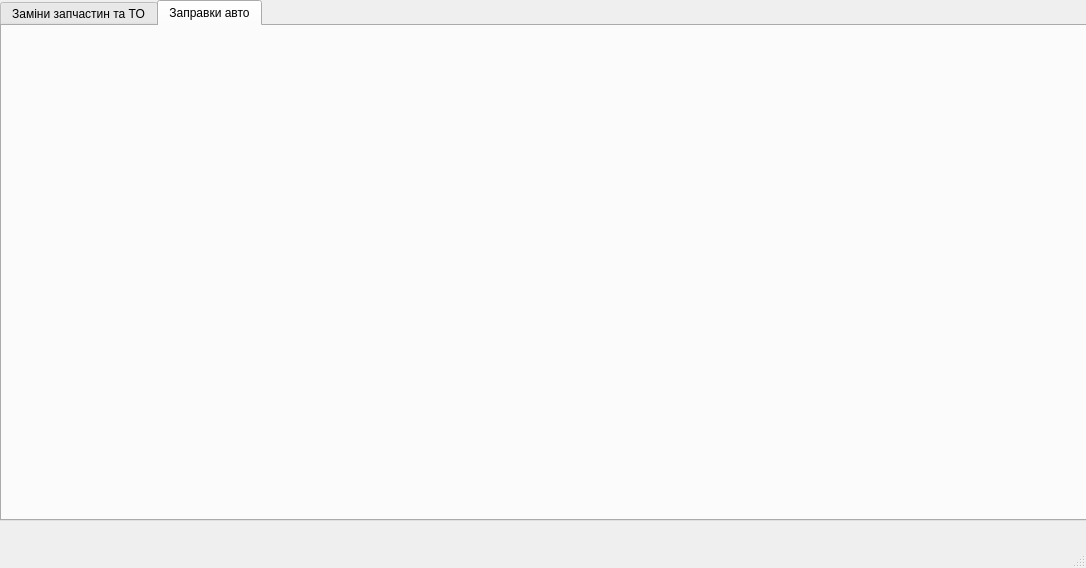
Above: ui.ui from Vitech-UA/AutoTool before the change. Below: the same form after it.
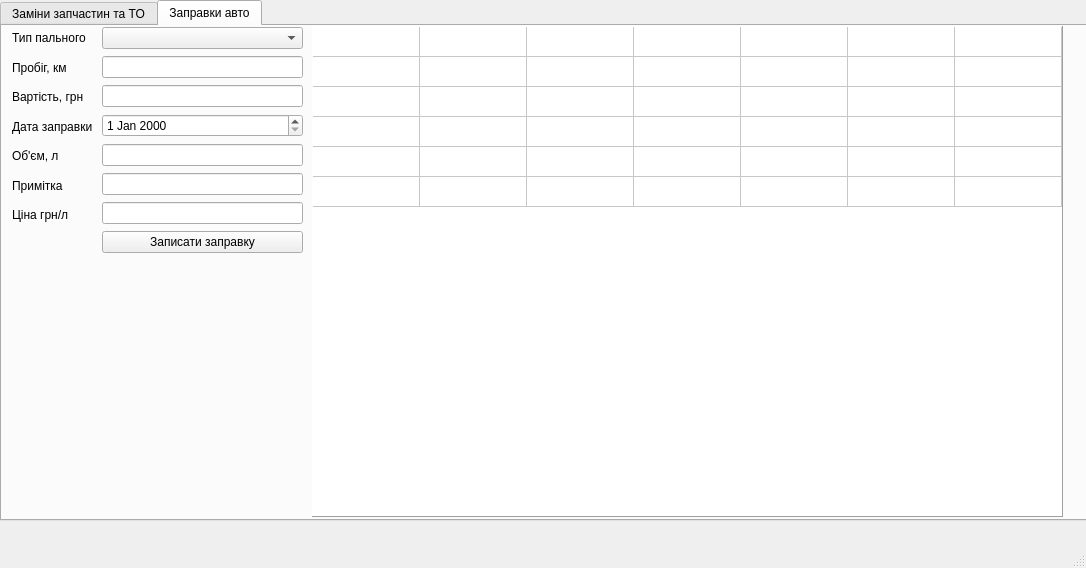
That is the form after the change. The open tabs and pages were chosen to show the change.

Commit message: Додав вкладку з заправками

Diff of the .ui file:
```diff
--- a/ui.ui
+++ b/ui.ui
@@ -156,6 +156,197 @@
      <attribute name="title">
       <string>Заправки авто</string>
      </attribute>
+     <widget class="QWidget" name="layoutWidget_2">
+      <property name="geometry">
+       <rect>
+        <x>100</x>
+        <y>0</y>
+        <width>201</width>
+        <height>231</height>
+       </rect>
+      </property>
+      <layout class="QVBoxLayout" name="verticalLayout_5">
+       <item>
+        <widget class="QComboBox" name="fuel_type_combobox"/>
+       </item>
+       <item>
+        <widget class="QLineEdit" name="fuel_mealege_edit"/>
+       </item>
+       <item>
+        <widget class="QLineEdit" name="fuel_price_edit"/>
+       </item>
+       <item>
+        <widget class="QDateEdit" name="part_date_edit_3"/>
+       </item>
+       <item>
+        <widget class="QLineEdit" name="fuel_cap_edit"/>
+       </item>
+       <item>
+        <widget class="QLineEdit" name="fuel_note_edit"/>
+       </item>
+       <item>
+        <widget class="QLineEdit" name="fuel_cost_edit">
+         <property name="inputMethodHints">
+          <set>Qt::ImhLowercaseOnly</set>
+         </property>
+         <property name="readOnly">
+          <bool>true</bool>
+         </property>
+        </widget>
+       </item>
+       <item>
+        <widget class="QPushButton" name="add_refill_button">
+         <property name="enabled">
+          <bool>true</bool>
+         </property>
+         <property name="text">
+          <string>Записати заправку</string>
+         </property>
+        </widget>
+       </item>
+      </layout>
+     </widget>
+     <widget class="QTableWidget" name="fuel_table">
+      <property name="enabled">
+       <bool>true</bool>
+      </property>
+      <property name="geometry">
+       <rect>
+        <x>310</x>
+        <y>0</y>
+        <width>751</width>
+        <height>491</height>
+       </rect>
+      </property>
+      <property name="maximumSize">
+       <size>
+        <width>771</width>
+        <height>16777215</height>
+       </size>
+      </property>
+      <property name="frameShape">
+       <enum>QFrame::Panel</enum>
+      </property>
+      <property name="frameShadow">
+       <enum>QFrame::Raised</enum>
+      </property>
+      <property name="verticalScrollBarPolicy">
+       <enum>Qt::ScrollBarAsNeeded</enum>
+      </property>
+      <property name="horizontalScrollBarPolicy">
+       <enum>Qt::ScrollBarAsNeeded</enum>
+      </property>
+      <property name="sizeAdjustPolicy">
+       <enum>QAbstractScrollArea::AdjustIgnored</enum>
+      </property>
+      <property name="autoScroll">
+       <bool>true</bool>
+      </property>
+      <property name="autoScrollMargin">
+       <number>8</number>
+      </property>
+      <property name="horizontalScrollMode">
+       <enum>QAbstractItemView::ScrollPerItem</enum>
+      </property>
+      <property name="showGrid">
+       <bool>true</bool>
+      </property>
+      <property name="cornerButtonEnabled">
+       <bool>true</bool>
+      </property>
+      <property name="rowCount">
+       <number>6</number>
+      </property>
+      <property name="columnCount">
+       <number>7</number>
+      </property>
+      <attribute name="horizontalHeaderVisible">
+       <bool>false</bool>
+      </attribute>
+      <attribute name="horizontalHeaderCascadingSectionResizes">
+       <bool>false</bool>
+      </attribute>
+      <attribute name="horizontalHeaderDefaultSectionSize">
+       <number>107</number>
+      </attribute>
+      <attribute name="verticalHeaderVisible">
+       <bool>false</bool>
+      </attribute>
+      <row/>
+      <row/>
+      <row/>
+      <row/>
+      <row/>
+      <row/>
+      <column/>
+      <column/>
+      <column/>
+      <column/>
+      <column/>
+      <column/>
+      <column/>
+     </widget>
+     <widget class="QWidget" name="layoutWidget_3">
+      <property name="geometry">
+       <rect>
+        <x>10</x>
+        <y>0</y>
+        <width>107</width>
+        <height>201</height>
+       </rect>
+      </property>
+      <layout class="QVBoxLayout" name="verticalLayout_6">
+       <item>
+        <widget class="QLabel" name="label_11">
+         <property name="text">
+          <string>Тип пального</string>
+         </property>
+        </widget>
+       </item>
+       <item>
+        <widget class="QLabel" name="label_12">
+         <property name="text">
+          <string>Пробіг, км</string>
+         </property>
+        </widget>
+       </item>
+       <item>
+        <widget class="QLabel" name="label_13">
+         <property name="text">
+          <string>Вартість, грн</string>
+         </property>
+        </widget>
+       </item>
+       <item>
+        <widget class="QLabel" name="label_14">
+         <property name="text">
+          <string>Дата заправки</string>
+         </property>
+        </widget>
+       </item>
+       <item>
+        <widget class="QLabel" name="label_15">
+         <property name="text">
+          <string>Об'єм, л</string>
+         </property>
+        </widget>
+       </item>
+       <item>
+        <widget class="QLabel" name="label_16">
+         <property name="text">
+          <string>Примітка</string>
+         </property>
+        </widget>
+       </item>
+       <item>
+        <widget class="QLabel" name="label_17">
+         <property name="text">
+          <string>Ціна грн/л</string>
+         </property>
+        </widget>
+       </item>
+      </layout>
+     </widget>
     </widget>
    </widget>
   </widget>
```
Left out of the diff: 2 changed lines with no effect on the pictures. The commit also changes 2 other files.
